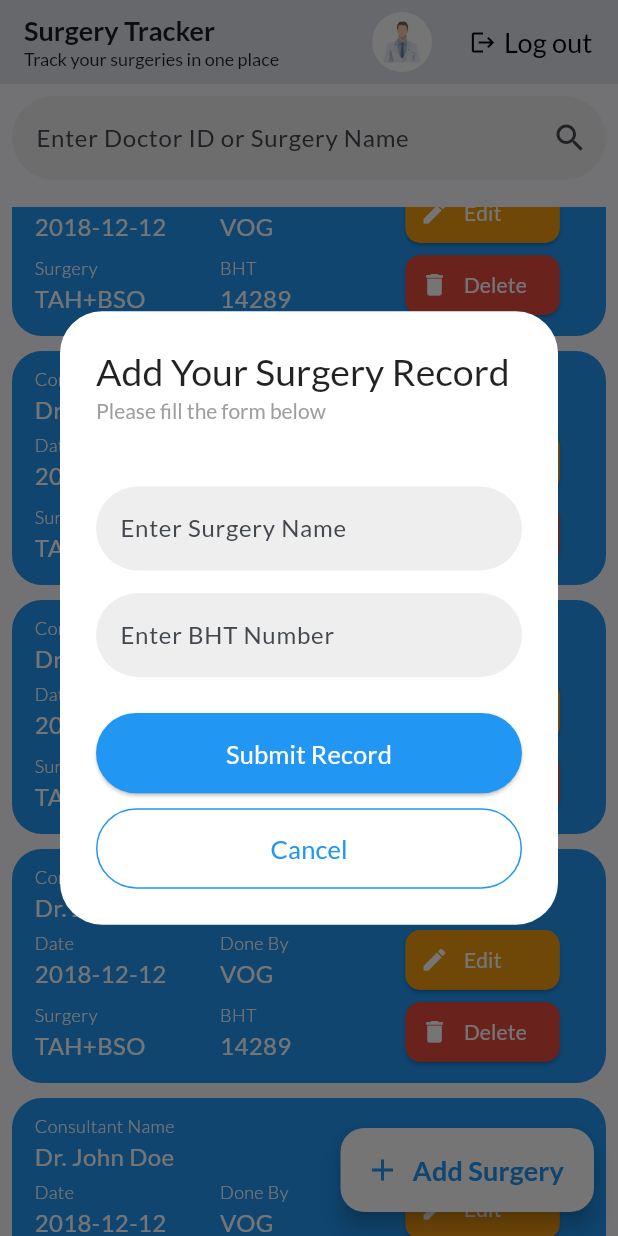
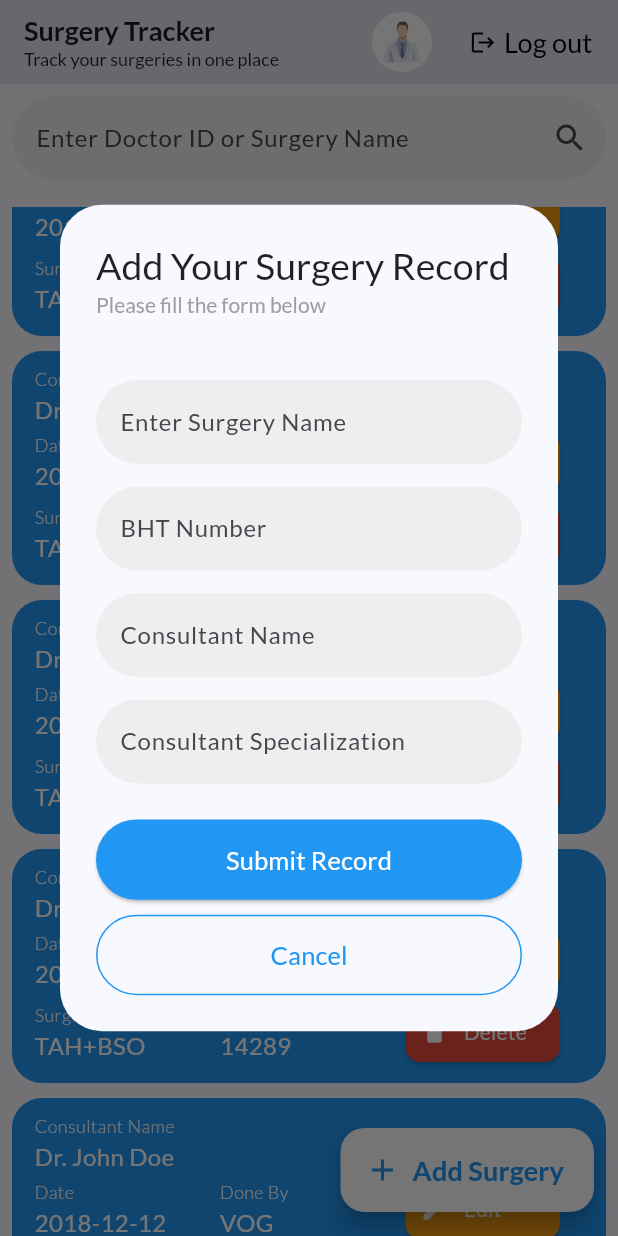
Before and after one commit to MuksithMRA/surgery_tracker, a Flutter app: the Home screen opened directly, scrolled down 576 dp, after a tap on "Add Surgery", on a phone screen of 412 x 824 dp. Run offline on Flutter 3.47's test engine with Material 2 defaults, Android fonts, the phone set to English and light mode, and no system bars; our stand-ins replace google_fonts.

Commit message:
custom textfield

```diff
--- a/lib/screens/home.dart
+++ b/lib/screens/home.dart
@@ -2,6 +2,8 @@ import 'package:flutter/material.dart';
 import 'package:surgery_tracker/models/screen_size.dart';
 import 'package:surgery_tracker/screens/login.dart';
 import 'package:surgery_tracker/screens/profile.dart';
+
+import '../widgets/custom_textfield.dart';
 
 class Home extends StatefulWidget {
   const Home({super.key});
@@ -247,55 +249,6 @@ class _HomeState extends State<Home> {
     );
   }
 
-  SizedBox cardActionButtons() {
-    return SizedBox(
-      width: ScreenSize.width * 0.27,
-      child: ButtonBar(
-        alignment: MainAxisAlignment.start,
-        children: [
-          InkWell(
-            onTap: () {},
-            child: Container(
-              padding: const EdgeInsets.all(8),
-              decoration: const ShapeDecoration(
-                color: Color(0xfff0ad4e),
-                shape: CircleBorder(
-                  side: BorderSide(
-                    color: Colors.transparent,
-                  ),
-                ),
-              ),
-              child: const Icon(
-                Icons.edit,
-                color: Colors.white,
-                size: 20,
-              ),
-            ),
-          ),
-          InkWell(
-            onTap: () {},
-            child: Container(
-              padding: const EdgeInsets.all(8),
-              decoration: const ShapeDecoration(
-                color: Colors.red,
-                shape: CircleBorder(
-                  side: BorderSide(
-                    color: Colors.transparent,
-                  ),
-                ),
-              ),
-              child: const Icon(
-                Icons.delete,
-                color: Colors.white,
-                size: 20,
-              ),
-            ),
-          ),
-        ],
-      ),
-    );
-  }
-
   Widget cardSubItem(String title, String subtitle, {double? width}) {
     TextStyle titleStyle = const TextStyle(
         color: Colors.white, fontSize: 12, fontWeight: FontWeight.w300);
@@ -323,7 +276,8 @@ class _HomeState extends State<Home> {
 
   Widget addSurgery() {
     return AlertDialog(
-      backgroundColor: Colors.white,
+      scrollable: true,
+      backgroundColor: Theme.of(context).scaffoldBackgroundColor,
       title: const Column(
         crossAxisAlignment: CrossAxisAlignment.start,
         children: [
@@ -348,45 +302,50 @@ class _HomeState extends State<Home> {
             SizedBox(
               height: ScreenSize.height * 0.03,
             ),
-            TextFormField(
-              autovalidateMode: AutovalidateMode.onUserInteraction,
+            CustomTextField(
+              hintText: 'Enter Surgery Name',
               validator: (value) {
                 if (value == null || value.isEmpty) {
                   return "Surgery Name Required";
                 }
                 return null;
               },
-              decoration: InputDecoration(
-                hintText: 'Enter Surgery Name',
-                filled: true,
-                fillColor: Colors.grey.shade200,
-                border: OutlineInputBorder(
-                  borderSide: BorderSide.none,
-                  borderRadius: BorderRadius.circular(30),
-                ),
-              ),
             ),
             const SizedBox(
               height: 15,
             ),
-            TextFormField(
-              autovalidateMode: AutovalidateMode.onUserInteraction,
+            CustomTextField(
+              hintText: 'BHT Number',
               validator: (value) {
                 if (value == null || value.isEmpty) {
                   return "BHT Number Required";
                 }
                 return null;
               },
-              keyboardType: TextInputType.number,
-              decoration: InputDecoration(
-                hintText: 'Enter BHT Number',
-                filled: true,
-                fillColor: Colors.grey.shade200,
-                border: OutlineInputBorder(
-                  borderSide: BorderSide.none,
-                  borderRadius: BorderRadius.circular(30),
-                ),
-              ),
+            ),
+            const SizedBox(
+              height: 15,
+            ),
+            CustomTextField(
+              hintText: 'Consultant Name',
+              validator: (value) {
+                if (value == null || value.isEmpty) {
+                  return "Consultant Name Required";
+                }
+                return null;
+              },
+            ),
+            const SizedBox(
+              height: 15,
+            ),
+            CustomTextField(
+              hintText: 'Consultant Specialization',
+              validator: (value) {
+                if (value == null || value.isEmpty) {
+                  return "Consultant Specialization Required";
+                }
+                return null;
+              },
             ),
           ],
         ),
--- a/lib/widgets/custom_textfield.dart
+++ b/lib/widgets/custom_textfield.dart
@@ -1,21 +1,17 @@
 import 'package:flutter/material.dart';
 
 class CustomTextField extends StatelessWidget {
-  const CustomTextField({super.key});
+  final String hintText;
+  final String? Function(String?)? validator;
+  const CustomTextField({super.key, required this.hintText, this.validator});
 
   @override
   Widget build(BuildContext context) {
     return TextFormField(
       autovalidateMode: AutovalidateMode.onUserInteraction,
-      validator: (value) {
-        if (value == null || value.isEmpty) {
-          return "BHT Number Required";
-        }
-        return null;
-      },
-      keyboardType: TextInputType.number,
+      validator: validator,
       decoration: InputDecoration(
-        hintText: 'Enter BHT Number',
+        hintText: hintText,
         filled: true,
         fillColor: Colors.grey.shade200,
         border: OutlineInputBorder(
```
